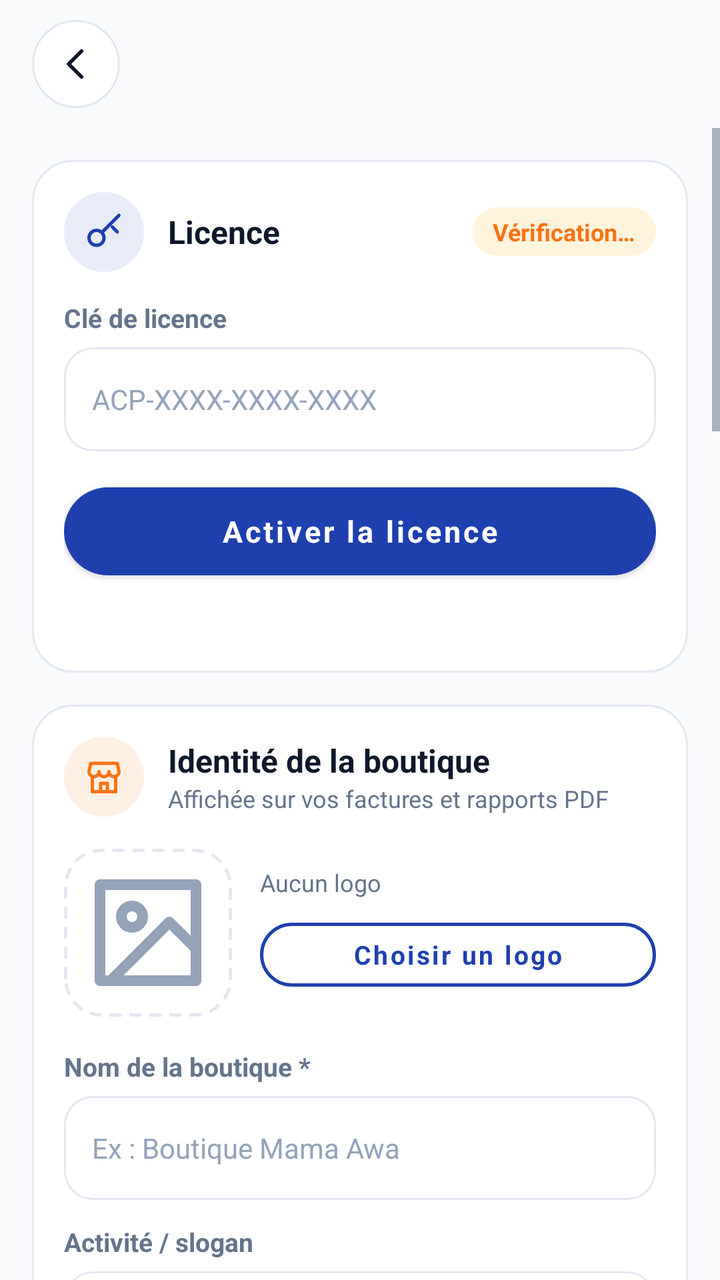
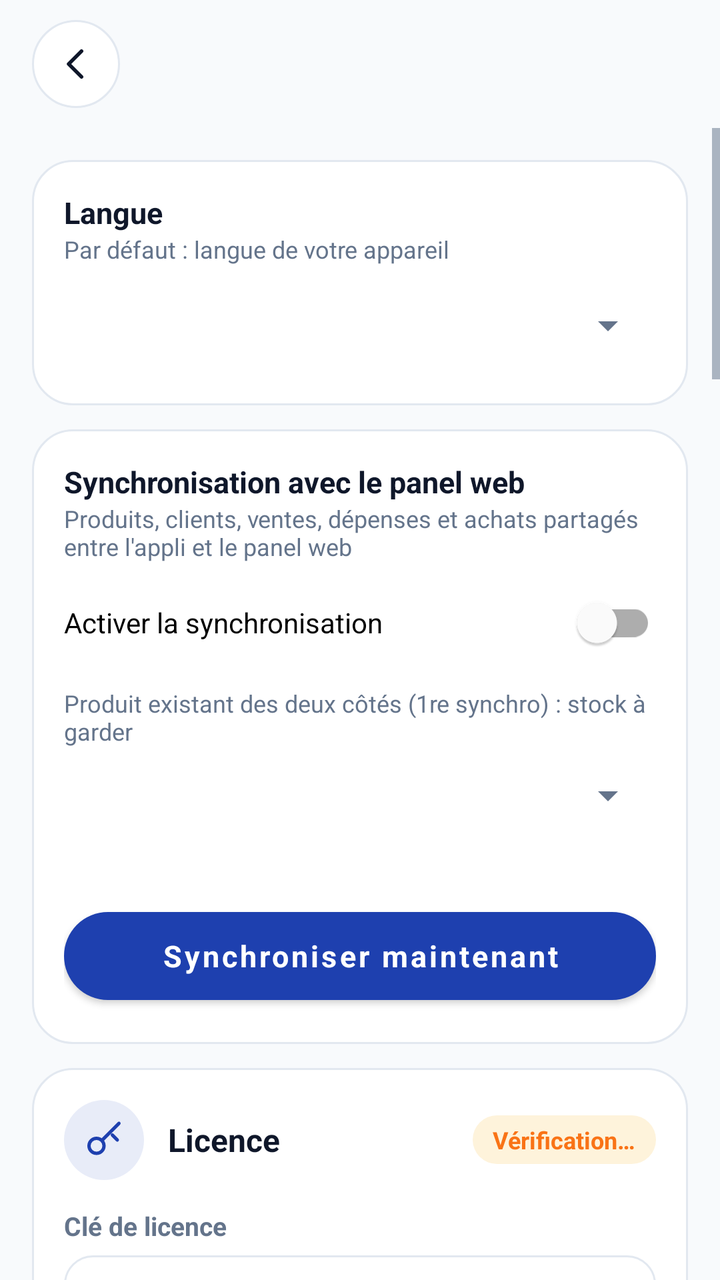

An Android layout rendered at two revisions. The XML below is the earlier revision; the diff shows what the commit changed to produce the second picture.
<!-- AndroidManifest.xml: application theme Theme.AfriComptaPlus -->
<!-- res/layout/activity_settings.xml -->
<?xml version="1.0" encoding="utf-8"?>
<LinearLayout xmlns:android="http://schemas.android.com/apk/res/android"
    android:layout_width="match_parent" android:layout_height="match_parent"
    android:orientation="vertical" android:background="@color/surface">

    <include layout="@layout/view_topbar"/>

    <ScrollView android:layout_width="match_parent" android:layout_height="0dp"
        android:layout_weight="1" android:overScrollMode="never" android:fillViewport="true">
        <LinearLayout android:layout_width="match_parent" android:layout_height="wrap_content"
            android:orientation="vertical" android:padding="16dp">

            
            <LinearLayout android:layout_width="match_parent" android:layout_height="wrap_content"
                android:orientation="vertical" android:padding="16dp" android:background="@drawable/bg_card">
                <LinearLayout android:layout_width="match_parent" android:layout_height="wrap_content"
                    android:orientation="horizontal" android:gravity="center_vertical">
                    <ImageView android:layout_width="40dp" android:layout_height="40dp"
                        android:background="@drawable/bg_icon_blue" android:padding="10dp"
                        android:src="@drawable/ic_key" android:tint="@color/primary"/>
                    <TextView android:layout_width="0dp" android:layout_height="wrap_content"
                        android:layout_weight="1" android:layout_marginStart="12dp"
                        android:text="Licence" style="@style/SectionTitle"/>
                    <TextView android:id="@+id/tvLicenseStatus"
                        android:layout_width="wrap_content" android:layout_height="wrap_content"
                        android:background="@drawable/bg_pill_warning" android:text="Vérification…"
                        android:textColor="@color/accent" android:textSize="12sp" android:textStyle="bold"/>
                </LinearLayout>

                <TextView android:id="@+id/tvLicenseInfo"
                    android:layout_width="match_parent" android:layout_height="wrap_content"
                    android:layout_marginTop="12dp" android:textColor="@color/text_secondary"
                    android:textSize="12sp" android:visibility="gone"/>

                <TextView style="@style/FormLabel" android:layout_marginTop="14dp" android:text="Clé de licence"/>
                <EditText android:id="@+id/etLicenseKey"
                    android:layout_width="match_parent" android:layout_height="wrap_content"
                    android:hint="ACP-XXXX-XXXX-XXXX" android:inputType="textCapCharacters|textNoSuggestions"
                    android:maxLength="20"/>

                <Button android:id="@+id/btnActivateLicense" style="@style/PrimaryButton"
                    android:layout_width="match_parent" android:layout_height="wrap_content"
                    android:layout_marginTop="12dp" android:text="Activer la licence"/>

                <TextView android:id="@+id/tvDeviceId"
                    android:layout_width="match_parent" android:layout_height="wrap_content"
                    android:layout_marginTop="12dp" android:textColor="@color/text_hint" android:textSize="11sp"/>
            </LinearLayout>

            
            <LinearLayout android:layout_width="match_parent" android:layout_height="wrap_content"
                android:layout_marginTop="16dp" android:orientation="vertical"
                android:padding="16dp" android:background="@drawable/bg_card">

                <LinearLayout android:layout_width="match_parent" android:layout_height="wrap_content"
                    android:orientation="horizontal" android:gravity="center_vertical">
                    <ImageView android:layout_width="40dp" android:layout_height="40dp"
                        android:background="@drawable/bg_icon_orange" android:padding="10dp"
                        android:src="@drawable/ic_store" android:tint="@color/accent"/>
                    <LinearLayout android:layout_width="0dp" android:layout_height="wrap_content"
                        android:layout_weight="1" android:layout_marginStart="12dp" android:orientation="vertical">
                        <TextView style="@style/SectionTitle" android:text="Identité de la boutique"/>
                        <TextView android:layout_width="wrap_content" android:layout_height="wrap_content"
                            android:text="Affichée sur vos factures et rapports PDF"
                            android:textColor="@color/text_secondary" android:textSize="12sp"/>
                    </LinearLayout>
                </LinearLayout>

                
                <LinearLayout android:layout_width="match_parent" android:layout_height="wrap_content"
                    android:layout_marginTop="16dp" android:orientation="horizontal"
                    android:gravity="center_vertical">
                    <ImageView android:id="@+id/ivLogoPreview"
                        android:layout_width="84dp" android:layout_height="84dp"
                        android:background="@drawable/bg_dashed_box" android:padding="10dp"
                        android:src="@drawable/ic_image" android:tint="@color/text_hint"
                        android:scaleType="fitCenter" android:contentDescription="Logo"/>
                    <LinearLayout android:layout_width="0dp" android:layout_height="wrap_content"
                        android:layout_weight="1" android:layout_marginStart="14dp" android:orientation="vertical">
                        <TextView android:id="@+id/tvLogoPath"
                            android:layout_width="wrap_content" android:layout_height="wrap_content"
                            android:text="Aucun logo" android:textColor="@color/text_secondary" android:textSize="12sp"/>
                        <Button android:id="@+id/btnPickLogo" style="@style/OutlineButton"
                            android:layout_width="match_parent" android:layout_height="wrap_content"
                            android:layout_marginTop="6dp" android:minHeight="44dp"
                            android:text="Choisir un logo" android:textSize="13sp"/>
                        <TextView android:id="@+id/btnRemoveLogo"
                            android:layout_width="wrap_content" android:layout_height="wrap_content"
                            android:layout_marginTop="6dp" android:padding="4dp" android:text="Retirer le logo"
                            android:textColor="@color/error" android:textSize="12sp" android:textStyle="bold"
                            android:visibility="gone"/>
                    </LinearLayout>
                </LinearLayout>

                <TextView style="@style/FormLabel" android:layout_marginTop="16dp" android:text="Nom de la boutique *"/>
                <EditText android:id="@+id/etShopName" android:layout_width="match_parent" android:layout_height="wrap_content"
                    android:hint="Ex : Boutique Mama Awa" android:inputType="textCapWords"/>

                <TextView style="@style/FormLabel" android:layout_marginTop="12dp" android:text="Activité / slogan"/>
                <EditText android:id="@+id/etShopTagline" android:layout_width="match_parent" android:layout_height="wrap_content"
                    android:hint="Ex : Vente de matériel électronique" android:inputType="textCapSentences"/>

                <LinearLayout android:layout_width="match_parent" android:layout_height="wrap_content"
                    android:orientation="horizontal" android:layout_marginTop="12dp">
                    <LinearLayout android:layout_width="0dp" android:layout_height="wrap_content"
                        android:layout_weight="1" android:orientation="vertical" android:layout_marginEnd="6dp">
                        <TextView style="@style/FormLabel" android:text="Téléphone"/>
                        <EditText android:id="@+id/etShopPhone" android:layout_width="match_parent" android:layout_height="wrap_content"
                            android:hint="+240 …" android:inputType="phone"/>
                    </LinearLayout>
                    <LinearLayout android:layout_width="0dp" android:layout_height="wrap_content"
                        android:layout_weight="1" android:orientation="vertical" android:layout_marginStart="6dp">
                        <TextView style="@style/FormLabel" android:text="Email"/>
                        <EditText android:id="@+id/etShopEmail" android:layout_width="match_parent" android:layout_height="wrap_content"
                            android:hint="contact@…" android:inputType="textEmailAddress"/>
                    </LinearLayout>
                </LinearLayout>

                <TextView style="@style/FormLabel" android:layout_marginTop="12dp" android:text="Adresse / localisation"/>
                <EditText android:id="@+id/etShopAddress" android:layout_width="match_parent" android:layout_height="wrap_content"
                    android:hint="Quartier, ville, pays" android:inputType="textCapSentences"/>

                <TextView style="@style/FormLabel" android:layout_marginTop="12dp" android:text="N° fiscal / RCCM (optionnel)"/>
                <EditText android:id="@+id/etShopTaxId" android:layout_width="match_parent" android:layout_height="wrap_content"
                    android:hint="NIF, RCCM…" android:inputType="textCapCharacters"/>

                <TextView style="@style/FormLabel" android:layout_marginTop="12dp" android:text="Message de pied de page"/>
                <EditText android:id="@+id/etInvoiceFooter" android:layout_width="match_parent" android:layout_height="wrap_content"
                    android:hint="Merci pour votre achat !" android:inputType="textCapSentences"/>

                <Button android:id="@+id/btnPreviewInvoice" style="@style/OutlineButton"
                    android:layout_width="match_parent" android:layout_height="wrap_content"
                    android:layout_marginTop="18dp" android:text="Aperçu de la facture"/>

                <Button android:id="@+id/btnSaveSettings" style="@style/ActivationButton"
                    android:layout_width="match_parent" android:layout_height="wrap_content"
                    android:layout_marginTop="10dp" android:text="Enregistrer"/>
            </LinearLayout>

            
            <LinearLayout android:layout_width="match_parent" android:layout_height="wrap_content"
                android:layout_marginTop="16dp" android:orientation="vertical"
                android:padding="16dp" android:background="@drawable/bg_card">
                <LinearLayout android:layout_width="match_parent" android:layout_height="wrap_content"
                    android:orientation="horizontal" android:gravity="center_vertical">
                    <ImageView android:layout_width="40dp" android:layout_height="40dp"
                        android:background="@drawable/bg_icon_green" android:padding="10dp"
                        android:src="@drawable/ic_receipt" android:tint="@color/success"/>
                    <LinearLayout android:layout_width="0dp" android:layout_height="wrap_content"
                        android:layout_weight="1" android:layout_marginStart="12dp" android:orientation="vertical">
                        <TextView style="@style/SectionTitle" android:text="TVA"/>
                        <TextView android:layout_width="wrap_content" android:layout_height="wrap_content"
                            android:text="Ajoutée aux prix de vente (HT)"
                            android:textColor="@color/text_secondary" android:textSize="12sp"/>
                    </LinearLayout>
                    <com.google.android.material.switchmaterial.SwitchMaterial
                        android:id="@+id/swTva" android:layout_width="wrap_content" android:layout_height="wrap_content"/>
                </LinearLayout>
                <LinearLayout android:id="@+id/boxTvaRate" android:layout_width="match_parent" android:layout_height="wrap_content"
                    android:orientation="vertical" android:visibility="gone">
                    <TextView style="@style/FormLabel" android:layout_marginTop="14dp" android:text="Taux de TVA (%)"/>
                    <EditText android:id="@+id/etTvaRate" android:layout_width="match_parent" android:layout_height="wrap_content"
                        android:hint="Ex : 18" android:inputType="numberDecimal" android:maxLength="6"/>
                    <TextView android:layout_width="wrap_content" android:layout_height="wrap_content"
                        android:layout_marginTop="6dp" android:textColor="@color/text_hint" android:textSize="11sp"
                        android:text="Appliquée aux nouvelles ventes. Le CA des rapports est calculé hors taxes."/>
                </LinearLayout>
                <Button android:id="@+id/btnSaveTva" style="@style/PrimaryButton"
                    android:layout_width="match_parent" android:layout_height="wrap_content"
                    android:layout_marginTop="14dp" android:text="Enregistrer la TVA"/>
            </LinearLayout>

            
            <LinearLayout android:layout_width="match_parent" android:layout_height="wrap_content"
                android:layout_marginTop="16dp" android:orientation="vertical"
                android:padding="16dp" android:background="@drawable/bg_card">
                <TextView style="@style/SectionTitle" android:text="Pays (OHADA)"/>
                <TextView android:layout_width="wrap_content" android:layout_height="wrap_content"
                    android:text="Charge la devise, la TVA par défaut, l'identifiant fiscal et les comptes du pays"
                    android:textColor="@color/text_secondary" android:textSize="12sp"/>
                <Spinner android:id="@+id/spCountry" android:layout_width="match_parent" android:layout_height="wrap_content"
                    android:layout_marginTop="8dp"/>
                <TextView android:id="@+id/tvCountryInfo" android:layout_width="wrap_content" android:layout_height="wrap_content"
                    android:layout_marginTop="6dp" android:textColor="@color/text_secondary" android:textSize="12sp"/>
                <Button android:id="@+id/btnLoadCountry" style="@style/PrimaryButton"
                    android:layout_width="match_parent" android:layout_height="wrap_content"
                    android:layout_marginTop="10dp" android:text="Charger la configuration du pays"/>
            </LinearLayout>

            
            <LinearLayout android:layout_width="match_parent" android:layout_height="wrap_content"
                android:layout_marginTop="16dp" android:orientation="vertical"
                android:padding="16dp" android:background="@drawable/bg_card">
                <LinearLayout android:layout_width="match_parent" android:layout_height="wrap_content"
                    android:orientation="horizontal" android:gravity="center_vertical">
                    <ImageView android:layout_width="40dp" android:layout_height="40dp"
                        android:background="@drawable/bg_icon_blue" android:padding="10dp"
                        android:src="@drawable/ic_chart" android:tint="@color/primary"/>
                    <LinearLayout android:layout_width="0dp" android:layout_height="wrap_content"
                        android:layout_weight="1" android:layout_marginStart="12dp" android:orientation="vertical">
                        <TextView style="@style/SectionTitle" android:text="Comptabilité"/>
                        <TextView android:layout_width="wrap_content" android:layout_height="wrap_content"
                            android:text="Alimentée automatiquement par vos ventes, dettes et dépenses"
                            android:textColor="@color/text_secondary" android:textSize="12sp"/>
                    </LinearLayout>
                </LinearLayout>
                <RadioGroup android:id="@+id/rgAcct" android:layout_width="match_parent" android:layout_height="wrap_content"
                    android:layout_marginTop="10dp" android:orientation="vertical">
                    <RadioButton android:id="@+id/rbAcctOff" android:layout_width="match_parent" android:layout_height="wrap_content" android:text="Désactivée"/>
                    <RadioButton android:id="@+id/rbAcctSimple" android:layout_width="match_parent" android:layout_height="wrap_content" android:text="Simple — livre de caisse &amp; trésorerie"/>
                    <RadioButton android:id="@+id/rbAcctDouble" android:layout_width="match_parent" android:layout_height="wrap_content" android:text="Double — générale &amp; analytique (SYSCOHADA)"/>
                </RadioGroup>
                <Button android:id="@+id/btnOpenAccounting" style="@style/OutlineButton"
                    android:layout_width="match_parent" android:layout_height="wrap_content"
                    android:layout_marginTop="8dp" android:text="Ouvrir la comptabilité"/>
            </LinearLayout>

            
            <LinearLayout android:layout_width="match_parent" android:layout_height="wrap_content"
                android:layout_marginTop="16dp" android:layout_marginBottom="8dp" android:orientation="vertical"
                android:padding="16dp" android:background="@drawable/bg_card">
                <LinearLayout android:layout_width="match_parent" android:layout_height="wrap_content"
                    android:orientation="horizontal" android:gravity="center_vertical">
                    <ImageView android:layout_width="40dp" android:layout_height="40dp"
                        android:background="@drawable/bg_icon_violet" android:padding="10dp"
                        android:src="@drawable/ic_cloud" android:tint="@color/violet"/>
                    <LinearLayout android:layout_width="0dp" android:layout_height="wrap_content"
                        android:layout_weight="1" android:layout_marginStart="12dp" android:orientation="vertical">
                        <TextView style="@style/SectionTitle" android:text="Sauvegarde &amp; restauration"/>
                        <TextView android:layout_width="wrap_content" android:layout_height="wrap_content"
                            android:text="Réservé aux licences actives" android:textColor="@color/text_secondary" android:textSize="12sp"/>
                    </LinearLayout>
                </LinearLayout>

                <TextView android:id="@+id/tvLastBackup" android:layout_width="match_parent" android:layout_height="wrap_content"
                    android:layout_marginTop="12dp" android:textColor="@color/text_secondary" android:textSize="12sp"/>

                <Button android:id="@+id/btnDriveBackup" style="@style/PrimaryButton"
                    android:layout_width="match_parent" android:layout_height="wrap_content"
                    android:layout_marginTop="12dp" android:text="Sauvegarder sur Google Drive"/>
                <Button android:id="@+id/btnDriveRestore" style="@style/OutlineButton"
                    android:layout_width="match_parent" android:layout_height="wrap_content"
                    android:layout_marginTop="10dp" android:text="Restaurer depuis Drive"/>

                <View android:layout_width="match_parent" android:layout_height="1dp"
                    android:layout_marginTop="16dp" android:layout_marginBottom="4dp" android:background="@color/border"/>

                <LinearLayout android:layout_width="match_parent" android:layout_height="wrap_content"
                    android:orientation="horizontal" android:layout_marginTop="10dp">
                    <Button android:id="@+id/btnFileExport" style="@style/OutlineButton"
                        android:layout_width="0dp" android:layout_weight="1" android:layout_height="wrap_content"
                        android:layout_marginEnd="5dp" android:minHeight="48dp" android:textSize="13sp" android:text="Exporter fichier"/>
                    <Button android:id="@+id/btnFileImport" style="@style/OutlineButton"
                        android:layout_width="0dp" android:layout_weight="1" android:layout_height="wrap_content"
                        android:layout_marginStart="5dp" android:minHeight="48dp" android:textSize="13sp" android:text="Importer fichier"/>
                </LinearLayout>
            </LinearLayout>
        </LinearLayout>
    </ScrollView>
</LinearLayout>
<!-- res/layout/view_topbar.xml (included above) -->
<?xml version="1.0" encoding="utf-8"?>
<LinearLayout xmlns:android="http://schemas.android.com/apk/res/android"
    android:id="@+id/topBar"
    android:layout_width="match_parent" android:layout_height="64dp"
    android:orientation="horizontal" android:gravity="center_vertical"
    android:paddingStart="16dp" android:paddingEnd="16dp"
    android:background="@color/surface">

    <ImageView android:id="@+id/btnBack"
        android:layout_width="44dp" android:layout_height="44dp"
        android:background="@drawable/bg_circle_btn" android:padding="11dp"
        android:src="@drawable/ic_back" android:tint="@color/text_primary"
        android:contentDescription="Retour" android:clickable="true" android:focusable="true"/>

    <TextView android:id="@+id/tvScreenTitle"
        android:layout_width="0dp" android:layout_height="wrap_content"
        android:layout_weight="1" android:layout_marginStart="14dp"
        android:text="" android:textColor="@color/text_primary"
        android:textSize="22sp" android:textStyle="bold" android:singleLine="true"/>

    <LinearLayout android:id="@+id/btnTopAction"
        android:layout_width="wrap_content" android:layout_height="42dp"
        android:orientation="horizontal" android:gravity="center"
        android:paddingStart="16dp" android:paddingEnd="18dp"
        android:background="@drawable/bg_btn_primary" android:visibility="gone"
        android:clickable="true" android:focusable="true">
        <ImageView android:id="@+id/ivTopAction" android:layout_width="16dp" android:layout_height="16dp"
            android:src="@drawable/ic_plus" android:tint="@color/white"/>
        <TextView android:id="@+id/tvTopAction"
            android:layout_width="wrap_content" android:layout_height="wrap_content"
            android:layout_marginStart="6dp" android:text="Ajouter"
            android:textColor="@color/white" android:textSize="13sp" android:textStyle="bold"/>
    </LinearLayout>
</LinearLayout>
<!-- resources referenced by this layout -->
<resources>
  <color name="accent">#F97316</color>
  <color name="border">#E2E8F0</color>
  <color name="error">#EF4444</color>
  <color name="primary">#1E40AF</color>
  <color name="success">#10B981</color>
  <color name="surface">#F8FAFC</color>
  <color name="text_hint">#94A3B8</color>
  <color name="text_primary">#0F172A</color>
  <color name="text_secondary">#64748B</color>
  <color name="violet">#7C3AED</color>
  <color name="white">#FFFFFF</color>
  <!-- drawable bg_btn_primary (drawable) -->
  <?xml version="1.0" encoding="utf-8"?>
  <ripple xmlns:android="http://schemas.android.com/apk/res/android" android:color="#33FFFFFF">
      <item><shape android:shape="rectangle"><solid android:color="@color/primary"/><corners android:radius="28dp"/></shape></item>
  </ripple>
  <!-- drawable bg_card (drawable) -->
  <?xml version="1.0" encoding="utf-8"?>
  <shape xmlns:android="http://schemas.android.com/apk/res/android" android:shape="rectangle">
      <solid android:color="@color/white"/>
      <stroke android:width="1dp" android:color="@color/border"/>
      <corners android:radius="20dp"/>
  </shape>
  <!-- drawable bg_circle_btn (drawable) -->
  <?xml version="1.0" encoding="utf-8"?>
  <shape xmlns:android="http://schemas.android.com/apk/res/android" android:shape="oval">
      <solid android:color="@color/white"/>
      <stroke android:width="1dp" android:color="@color/border"/>
  </shape>
  <!-- drawable bg_icon_blue (drawable) -->
  <?xml version="1.0" encoding="utf-8"?>
  <shape xmlns:android="http://schemas.android.com/apk/res/android" android:shape="oval">
      <solid android:color="@color/primary_soft"/>
  </shape>
  <!-- drawable bg_icon_green (drawable) -->
  <?xml version="1.0" encoding="utf-8"?>
  <shape xmlns:android="http://schemas.android.com/apk/res/android" android:shape="oval">
      <solid android:color="@color/success_soft"/>
  </shape>
  <!-- drawable bg_icon_orange (drawable) -->
  <?xml version="1.0" encoding="utf-8"?>
  <shape xmlns:android="http://schemas.android.com/apk/res/android" android:shape="oval">
      <solid android:color="@color/accent_soft"/>
  </shape>
  <!-- drawable bg_icon_violet (drawable) -->
  <?xml version="1.0" encoding="utf-8"?>
  <shape xmlns:android="http://schemas.android.com/apk/res/android" android:shape="oval">
      <solid android:color="@color/violet_soft"/>
  </shape>
  <!-- drawable bg_pill_warning (drawable) -->
  <?xml version="1.0" encoding="utf-8"?>
  <shape xmlns:android="http://schemas.android.com/apk/res/android" android:shape="rectangle">
      <solid android:color="@color/warning_soft"/>
      <corners android:radius="20dp"/>
      <padding android:left="10dp" android:right="10dp" android:top="4dp" android:bottom="4dp"/>
  </shape>
  <style name="SectionTitle">
          <item name="android:layout_width">wrap_content</item>
          <item name="android:layout_height">wrap_content</item>
          <item name="android:textSize">16sp</item>
          <item name="android:textColor">@color/text_primary</item>
          <item name="android:textStyle">bold</item>
      </style>
  <color name="primary_soft">#E8ECF8</color>
  <color name="success_soft">#DCF7EE</color>
  <color name="accent_soft">#FEEFE3</color>
  <color name="violet_soft">#EEE8FD</color>
  <color name="warning_soft">#FEF3DB</color>
  <color name="primary_dark">#1E3A8A</color>
  <style name="AppEditText" parent="Widget.AppCompat.EditText">
          <item name="android:background">@drawable/bg_input</item>
          <item name="android:textSize">14sp</item>
          <item name="android:textColor">@color/text_primary</item>
          <item name="android:textColorHint">@color/text_hint</item>
          <item name="android:minHeight">52dp</item>
      </style>
  <style name="AppDialog" parent="Theme.MaterialComponents.Light.Dialog.Alert">
          <item name="colorPrimary">@color/primary</item>
          <item name="colorAccent">@color/primary</item>
          <item name="android:textColorPrimary">@color/text_primary</item>
      </style>
  <!-- unchanged entries left out for length: 15 -->
</resources>

<!-- the commit's change to res/layout/activity_settings.xml (unified diff, before → after) -->
@@ -11,6 +11,37 @@
             android:orientation="vertical" android:padding="16dp">
 
             
+            <LinearLayout android:layout_width="match_parent" android:layout_height="wrap_content"
+                android:orientation="vertical" android:padding="16dp" android:layout_marginBottom="12dp"
+                android:background="@drawable/bg_card">
+                <TextView android:layout_width="wrap_content" android:layout_height="wrap_content"
+                    android:text="Langue" android:textSize="15sp" android:textStyle="bold" android:textColor="@color/text_primary"/>
+                <TextView android:layout_width="wrap_content" android:layout_height="wrap_content"
+                    android:text="Par défaut : langue de votre appareil" android:textSize="12sp" android:textColor="@color/text_secondary"/>
+                <Spinner android:id="@+id/spLanguage" android:layout_width="match_parent" android:layout_height="48dp"
+                    android:layout_marginTop="6dp"/>
+            </LinearLayout>
+
+            <LinearLayout android:layout_width="match_parent" android:layout_height="wrap_content"
+                android:orientation="vertical" android:padding="16dp" android:layout_marginBottom="12dp"
+                android:background="@drawable/bg_card">
+                <TextView android:layout_width="wrap_content" android:layout_height="wrap_content"
+                    android:text="Synchronisation avec le panel web" android:textSize="15sp" android:textStyle="bold" android:textColor="@color/text_primary"/>
+                <TextView android:layout_width="wrap_content" android:layout_height="wrap_content"
+                    android:text="Produits, clients, ventes, dépenses et achats partagés entre l'appli et le panel web" android:textSize="12sp" android:textColor="@color/text_secondary"/>
+                <com.google.android.material.switchmaterial.SwitchMaterial android:id="@+id/swWebSync"
+                    android:layout_width="match_parent" android:layout_height="wrap_content"
+                    android:layout_marginTop="6dp" android:text="Activer la synchronisation"/>
+                <TextView android:layout_width="wrap_content" android:layout_height="wrap_content"
+                    android:layout_marginTop="8dp" android:text="Produit existant des deux côtés (1re synchro) : stock à garder" android:textSize="12sp" android:textColor="@color/text_secondary"/>
+                <Spinner android:id="@+id/spSyncMerge" android:layout_width="match_parent" android:layout_height="48dp"/>
+                <TextView android:id="@+id/tvSyncInfo" android:layout_width="wrap_content" android:layout_height="wrap_content"
+                    android:layout_marginTop="4dp" android:textColor="@color/text_secondary" android:textSize="12sp"/>
+                <Button android:id="@+id/btnSyncNow" style="@style/PrimaryButton"
+                    android:layout_width="match_parent" android:layout_height="wrap_content"
+                    android:layout_marginTop="8dp" android:text="Synchroniser maintenant"/>
+            </LinearLayout>
+
             <LinearLayout android:layout_width="match_parent" android:layout_height="wrap_content"
                 android:orientation="vertical" android:padding="16dp" android:background="@drawable/bg_card">
                 <LinearLayout android:layout_width="match_parent" android:layout_height="wrap_content"
